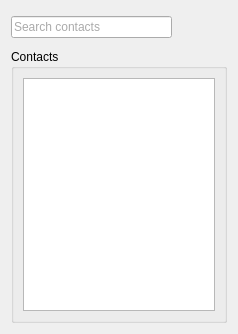
First picture: the form in src/qt/ui/user_contacts_panel.ui, repository maidsafe-archive/MaidSafe-Encrypt, before the edit.
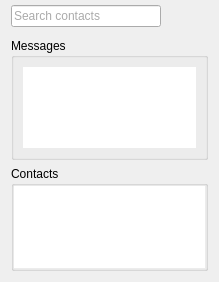
Second picture: the form after the edit. Icons and pictures are not drawn.

```diff
--- a/src/qt/ui/user_contacts_panel.ui
+++ b/src/qt/ui/user_contacts_panel.ui
@@ -6,8 +6,8 @@
    <rect>
     <x>0</x>
     <y>0</y>
-    <width>238</width>
-    <height>334</height>
+    <width>219</width>
+    <height>282</height>
    </rect>
   </property>
   <property name="sizePolicy">
@@ -29,10 +29,13 @@
    <string/>
   </property>
   <layout class="QVBoxLayout" name="verticalLayout_2">
+   <property name="topMargin">
+    <number>0</number>
+   </property>
    <item>
     <layout class="QHBoxLayout" name="horizontalLayout">
      <property name="spacing">
-      <number>4</number>
+      <number>0</number>
      </property>
      <item>
       <widget class="QLineEdit" name="contactLineEdit">
@@ -134,6 +137,34 @@
      </item>
     </layout>
    </item>
+   <item>
+    <widget class="QGroupBox" name="groupBox_2">
+     <property name="title">
+      <string>Messages</string>
+     </property>
+     <property name="flat">
+      <bool>true</bool>
+     </property>
+     <layout class="QGridLayout" name="gridLayout">
+      <property name="topMargin">
+       <number>9</number>
+      </property>
+      <item row="0" column="0">
+       <widget class="QListWidget" name="listWidget_2">
+        <property name="frameShape">
+         <enum>QFrame::NoFrame</enum>
+        </property>
+        <property name="frameShadow">
+         <enum>QFrame::Sunken</enum>
+        </property>
+        <property name="lineWidth">
+         <number>0</number>
+        </property>
+       </widget>
+      </item>
+     </layout>
+    </widget>
+   </item>
    <item>
     <widget class="QGroupBox" name="groupBox">
      <property name="sizePolicy">
@@ -145,7 +176,13 @@
      <property name="title">
       <string>Contacts</string>
      </property>
+     <property name="flat">
+      <bool>true</bool>
+     </property>
      <layout class="QHBoxLayout" name="horizontalLayout_2">
+      <property name="margin">
+       <number>0</number>
+      </property>
       <item>
        <widget class="QListWidget" name="listWidget">
         <property name="sizePolicy">
@@ -154,6 +191,9 @@
           <verstretch>0</verstretch>
          </sizepolicy>
         </property>
+        <property name="frameShape">
+         <enum>QFrame::NoFrame</enum>
+        </property>
         <property name="selectionRectVisible">
          <bool>false</bool>
         </property>
```
